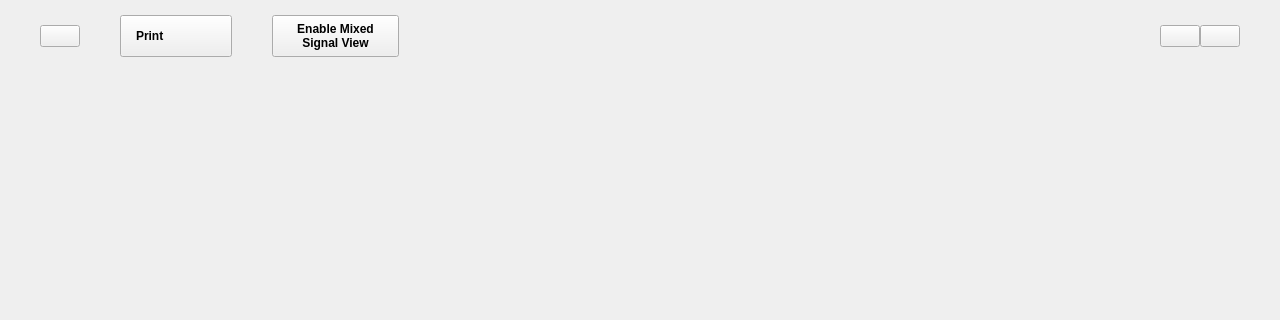
First picture: the form in ui/oscilloscope.ui, repository analogdevicesinc/scopy, before the edit; both pictures show x 0 to 1280 and y 0 to 320 of the 1280 by 654 pixel window.
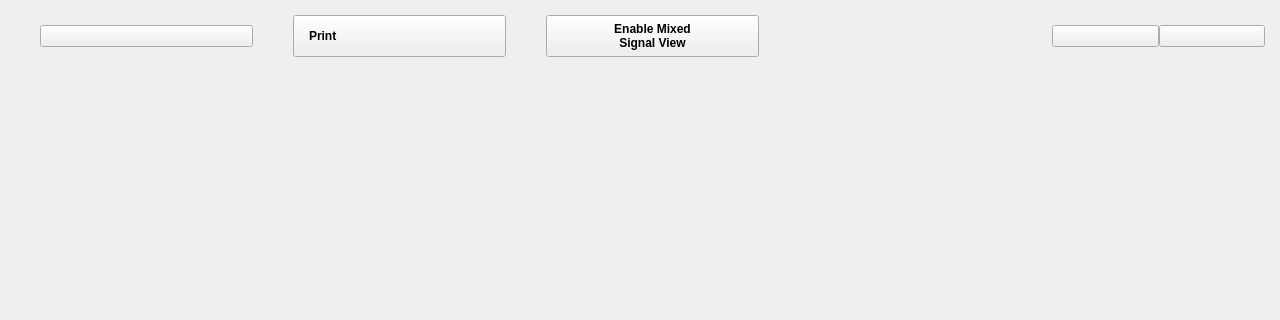
Second picture: the form after the edit. Icons and pictures are not drawn. Custom widgets are drawn as their Qt base class.

Commit message:
general: fix spacing of top right buttons
All tools have the buttons aligned to the right with 15px spacing

```diff
--- a/ui/oscilloscope.ui
+++ b/ui/oscilloscope.ui
@@ -68,7 +68,7 @@
          <number>15</number>
         </property>
         <property name="rightMargin">
-         <number>40</number>
+         <number>15</number>
         </property>
         <property name="bottomMargin">
          <number>9</number>
@@ -159,11 +159,11 @@
            <enum>Qt::Horizontal</enum>
           </property>
           <property name="sizeType">
-           <enum>QSizePolicy::Expanding</enum>
+           <enum>QSizePolicy::Minimum</enum>
           </property>
           <property name="sizeHint" stdset="0">
            <size>
-            <width>40</width>
+            <width>0</width>
             <height>20</height>
            </size>
           </property>
@@ -174,9 +174,15 @@
         </item>
         <item>
          <widget class="QWidget" name="widget" native="true">
+          <property name="sizePolicy">
+           <sizepolicy hsizetype="Minimum" vsizetype="Maximum">
+            <horstretch>0</horstretch>
+            <verstretch>0</verstretch>
+           </sizepolicy>
+          </property>
           <property name="minimumSize">
            <size>
-            <width>30</width>
+            <width>90</width>
             <height>0</height>
            </size>
           </property>
@@ -198,6 +204,12 @@
            </property>
            <item>
             <widget class="adiscope::CustomPushButton" name="btnGeneralSettings">
+             <property name="sizePolicy">
+              <sizepolicy hsizetype="Minimum" vsizetype="Fixed">
+               <horstretch>0</horstretch>
+               <verstretch>0</verstretch>
+              </sizepolicy>
+             </property>
              <property name="styleSheet">
               <string notr="true"/>
              </property>
@@ -220,6 +232,12 @@
            </item>
            <item>
             <widget class="QPushButton" name="btnSettings">
+             <property name="sizePolicy">
+              <sizepolicy hsizetype="Minimum" vsizetype="Fixed">
+               <horstretch>0</horstretch>
+               <verstretch>0</verstretch>
+              </sizepolicy>
+             </property>
              <property name="styleSheet">
               <string notr="true"/>
              </property>
```
Left out of the diff: 12 changed lines with no effect on the pictures. The commit also changes 3 other files.
